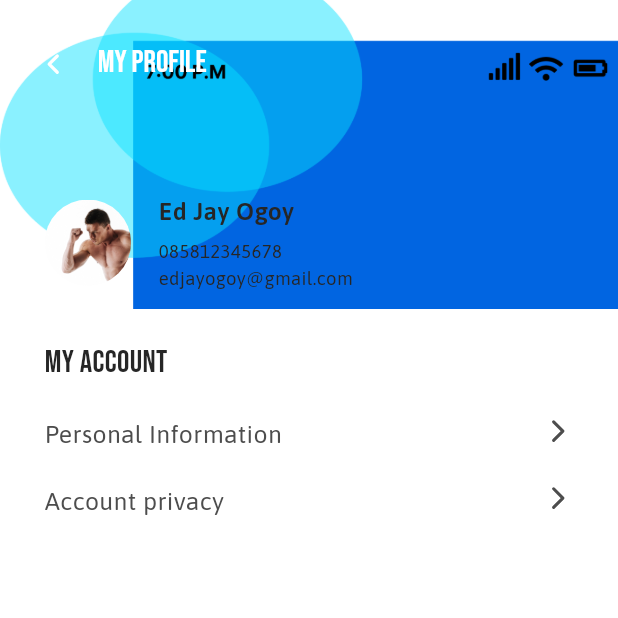
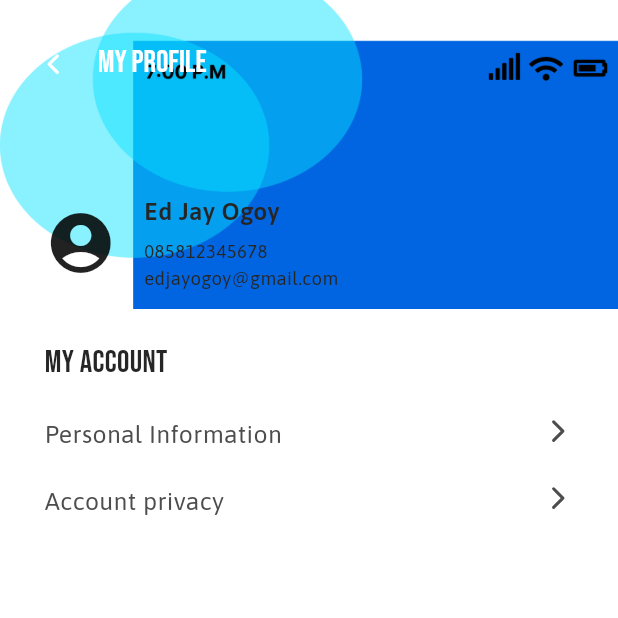
Before and after one commit to lansoyyy/enforce_now, a Flutter app: the TrafficEnforcerInfoScreen screen opened by its route, on a phone screen of 412 x 824 dp, the top half of it. Run offline on Flutter 3.47's test engine with Material 3 defaults, Android fonts, the phone set to English and light mode, and no system bars; our stand-ins replace cached_network_image, cloud_firestore, firebase_auth, firebase_core, flutter_svg, fluttertoast and 1 more; accounts and stored records are empty.

Commit message:
wip profile screen

```diff
--- a/lib/presentation/traffic_enforcer_info_screen/traffic_enforcer_info_screen.dart
+++ b/lib/presentation/traffic_enforcer_info_screen/traffic_enforcer_info_screen.dart
@@ -47,11 +47,10 @@ class TrafficEnforcerInfoScreen extends StatelessWidget {
               Padding(
                   padding: EdgeInsets.only(left: 26.h),
                   child: Row(children: [
-                    CustomImageView(
-                        imagePath: ImageConstant.imgFullLengthPho,
-                        height: 56.adaptSize,
-                        width: 56.adaptSize,
-                        radius: BorderRadius.circular(28.h)),
+                    Icon(
+                      Icons.account_circle_sharp,
+                      size: 48,
+                    ),
                     Padding(
                         padding: EdgeInsets.only(left: 16.h),
                         child: Column(
```
